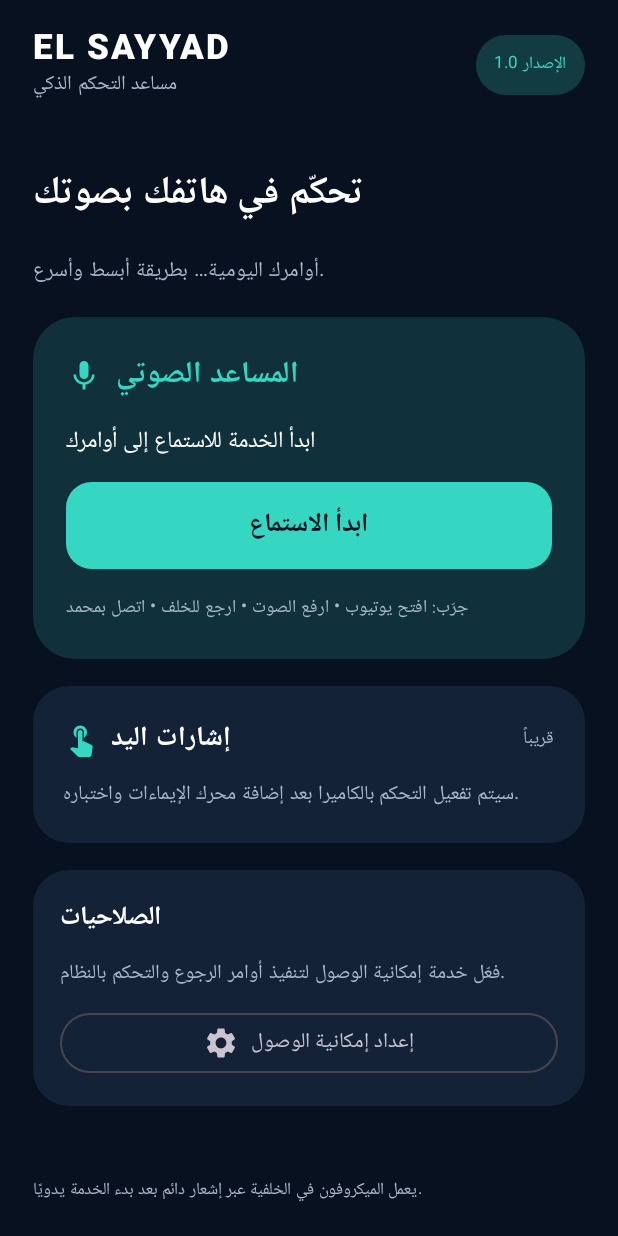
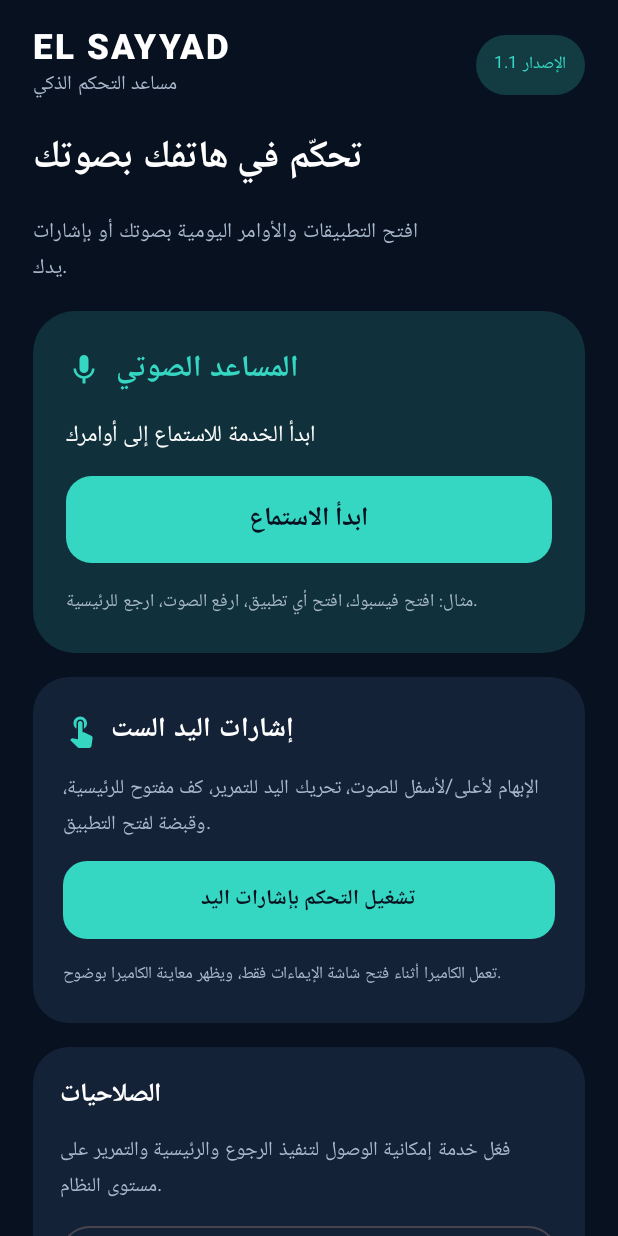
Before and after one commit to ammahmoudmokhtar2008-beep/Elsayyad-control, an Android app built with Jetpack Compose: the screen it shows after launch (MainActivity), on a phone screen of 412 x 824 dp. Run offline under Robolectric (Android 15) with nearby library versions, the phone set to English and light mode, and no system bars.

Commit message:
Add gesture controls entry point and refresh Arabic dashboard

```diff
--- a/app/src/main/java/com/elsayyad/control/MainActivity.kt
+++ b/app/src/main/java/com/elsayyad/control/MainActivity.kt
@@ -2,16 +2,16 @@ package com.elsayyad.control
 
 import android.Manifest
 import android.content.Intent
-import android.net.Uri
 import android.os.Build
 import android.os.Bundle
 import android.provider.Settings
 import androidx.activity.ComponentActivity
 import androidx.activity.compose.setContent
 import androidx.activity.result.contract.ActivityResultContracts
-import androidx.compose.foundation.background
 import androidx.compose.foundation.layout.*
+import androidx.compose.foundation.rememberScrollState
 import androidx.compose.foundation.shape.RoundedCornerShape
+import androidx.compose.foundation.verticalScroll
 import androidx.compose.material.icons.Icons
 import androidx.compose.material.icons.filled.Mic
 import androidx.compose.material.icons.filled.Settings
@@ -35,9 +35,13 @@ class MainActivity : ComponentActivity() {
     private val micPermission = registerForActivityResult(ActivityResultContracts.RequestPermission()) { granted ->
         if (granted) startVoiceService()
     }
+    private val notificationPermission = registerForActivityResult(ActivityResultContracts.RequestPermission()) { }
 
     override fun onCreate(savedInstanceState: Bundle?) {
         super.onCreate(savedInstanceState)
+        if (Build.VERSION.SDK_INT >= 33 && checkSelfPermission(Manifest.permission.POST_NOTIFICATIONS) != android.content.pm.PackageManager.PERMISSION_GRANTED) {
+            notificationPermission.launch(Manifest.permission.POST_NOTIFICATIONS)
+        }
         setContent {
             MaterialTheme(colorScheme = darkColorScheme(primary = Mint, background = Navy, surface = Surface)) {
                 HomeScreen(
@@ -46,7 +50,8 @@ class MainActivity : ComponentActivity() {
                         else micPermission.launch(Manifest.permission.RECORD_AUDIO)
                     },
                     onStop = { stopService(Intent(this, VoiceForegroundService::class.java)) },
-                    onAccessibility = { startActivity(Intent(Settings.ACTION_ACCESSIBILITY_SETTINGS)) }
+                    onAccessibility = { startActivity(Intent(Settings.ACTION_ACCESSIBILITY_SETTINGS)) },
+                    onGestures = { startActivity(Intent(this, GestureActivity::class.java)) }
                 )
             }
         }
@@ -59,12 +64,13 @@ class MainActivity : ComponentActivity() {
 }
 
 @Composable
-private fun HomeScreen(onVoice: () -> Unit, onStop: () -> Unit, onAccessibility: () -> Unit) {
+private fun HomeScreen(onVoice: () -> Unit, onStop: () -> Unit, onAccessibility: () -> Unit, onGestures: () -> Unit) {
     var listening by remember { mutableStateOf(false) }
     Surface(modifier = Modifier.fillMaxSize(), color = Navy) {
         Column(
-            modifier = Modifier.fillMaxSize().statusBarsPadding().navigationBarsPadding().padding(horizontal = 22.dp, vertical = 18.dp),
-            verticalArrangement = Arrangement.spacedBy(18.dp)
+            modifier = Modifier.fillMaxSize().statusBarsPadding().navigationBarsPadding()
+                .verticalScroll(rememberScrollState()).padding(horizontal = 22.dp, vertical = 18.dp),
+            verticalArrangement = Arrangement.spacedBy(16.dp)
         ) {
             Row(Modifier.fillMaxWidth(), horizontalArrangement = Arrangement.SpaceBetween, verticalAlignment = Alignment.CenterVertically) {
                 Column {
@@ -72,12 +78,11 @@ private fun HomeScreen(onVoice: () -> Unit, onStop: () -> Unit, onAccessibility:
                     Text("مساعد التحكم الذكي", color = Soft, fontSize = 13.sp)
                 }
                 Surface(color = Color(0xFF123C42), shape = RoundedCornerShape(30.dp)) {
-                    Text("الإصدار 1.0", color = Mint, modifier = Modifier.padding(horizontal = 12.dp, vertical = 8.dp), fontSize = 11.sp)
+                    Text("الإصدار 1.1", color = Mint, modifier = Modifier.padding(horizontal = 12.dp, vertical = 8.dp), fontSize = 11.sp)
                 }
             }
-            Spacer(Modifier.height(4.dp))
             Text("تحكّم في هاتفك بصوتك", color = Color.White, fontSize = 25.sp, fontWeight = FontWeight.Bold)
-            Text("أوامرك اليومية… بطريقة أبسط وأسرع.", color = Soft, fontSize = 14.sp)
+            Text("افتح التطبيقات والأوامر اليومية بصوتك أو بإشارات يدك.", color = Soft, fontSize = 14.sp)
             Card(colors = CardDefaults.cardColors(containerColor = Color(0xFF10313B)), shape = RoundedCornerShape(28.dp), modifier = Modifier.fillMaxWidth()) {
                 Column(Modifier.padding(22.dp), verticalArrangement = Arrangement.spacedBy(14.dp)) {
                     Row(verticalAlignment = Alignment.CenterVertically) {
@@ -94,25 +99,27 @@ private fun HomeScreen(onVoice: () -> Unit, onStop: () -> Unit, onAccessibility:
                     ) {
                         Text(if (listening) "إيقاف الاستماع" else "ابدأ الاستماع", fontSize = 17.sp, fontWeight = FontWeight.Bold)
                     }
-                    Text("جرّب: افتح يوتيوب • ارفع الصوت • ارجع للخلف • اتصل بمحمد", color = Soft, fontSize = 12.sp)
+                    Text("مثال: افتح فيسبوك، افتح أي تطبيق، ارفع الصوت، ارجع للرئيسية.", color = Soft, fontSize = 12.sp)
                 }
             }
             Card(colors = CardDefaults.cardColors(containerColor = Surface), shape = RoundedCornerShape(24.dp), modifier = Modifier.fillMaxWidth()) {
-                Column(Modifier.padding(20.dp), verticalArrangement = Arrangement.spacedBy(10.dp)) {
+                Column(Modifier.padding(20.dp), verticalArrangement = Arrangement.spacedBy(12.dp)) {
                     Row(verticalAlignment = Alignment.CenterVertically) {
                         Icon(Icons.Default.TouchApp, contentDescription = null, tint = Mint)
                         Spacer(Modifier.width(8.dp))
-                        Text("إشارات اليد", color = Color.White, fontSize = 18.sp, fontWeight = FontWeight.Bold)
-                        Spacer(Modifier.weight(1f))
-                        Text("قريباً", color = Soft, fontSize = 12.sp)
+                        Text("إشارات اليد الست", color = Color.White, fontSize = 18.sp, fontWeight = FontWeight.Bold)
                     }
-                    Text("سيتم تفعيل التحكم بالكاميرا بعد إضافة محرك الإيماءات واختباره.", color = Soft, fontSize = 13.sp)
+                    Text("الإبهام لأعلى/لأسفل للصوت، تحريك اليد للتمرير، كف مفتوح للرئيسية، وقبضة لفتح التطبيق.", color = Soft, fontSize = 13.sp)
+                    Button(onClick = onGestures, modifier = Modifier.fillMaxWidth().height(52.dp), colors = ButtonDefaults.buttonColors(containerColor = Mint, contentColor = Navy), shape = RoundedCornerShape(16.dp)) {
+                        Text("تشغيل التحكم بإشارات اليد", fontWeight = FontWeight.Bold)
+                    }
+                    Text("تعمل الكاميرا أثناء فتح شاشة الإيماءات فقط، ويظهر معاينة الكاميرا بوضوح.", color = Soft, fontSize = 11.sp)
                 }
             }
             Card(colors = CardDefaults.cardColors(containerColor = Surface), shape = RoundedCornerShape(24.dp), modifier = Modifier.fillMaxWidth()) {
                 Column(Modifier.padding(18.dp), verticalArrangement = Arrangement.spacedBy(10.dp)) {
                     Text("الصلاحيات", color = Color.White, fontWeight = FontWeight.Bold, fontSize = 17.sp)
-                    Text("فعّل خدمة إمكانية الوصول لتنفيذ أوامر الرجوع والتحكم بالنظام.", color = Soft, fontSize = 13.sp)
+                    Text("فعّل خدمة إمكانية الوصول لتنفيذ الرجوع والرئيسية والتمرير على مستوى النظام.", color = Soft, fontSize = 13.sp)
                     OutlinedButton(onClick = onAccessibility, modifier = Modifier.fillMaxWidth()) {
                         Icon(Icons.Default.Settings, contentDescription = null)
                         Spacer(Modifier.width(8.dp))
@@ -120,8 +127,7 @@ private fun HomeScreen(onVoice: () -> Unit, onStop: () -> Unit, onAccessibility:
                     }
                 }
             }
-            Spacer(Modifier.weight(1f))
-            Text("يعمل الميكروفون في الخلفية عبر إشعار دائم بعد بدء الخدمة يدويًا.", color = Soft, fontSize = 11.sp)
+            Text("الاستماع الصوتي خدمة أمامية بإشعار دائم. استمرارها يعتمد على إصدار أندرويد وإعدادات البطارية.", color = Soft, fontSize = 11.sp)
         }
     }
 }
```
